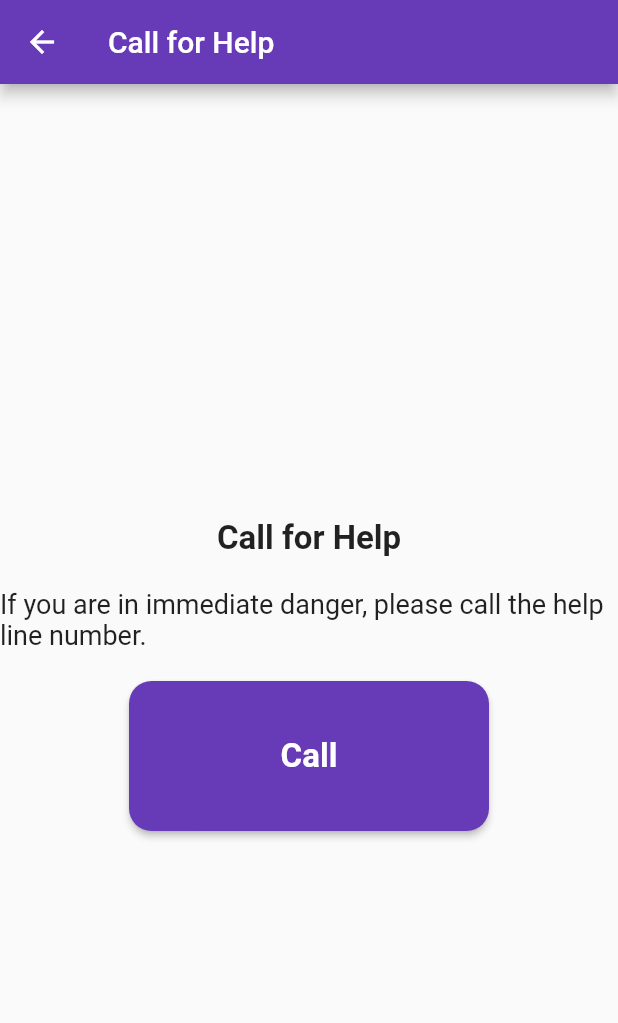
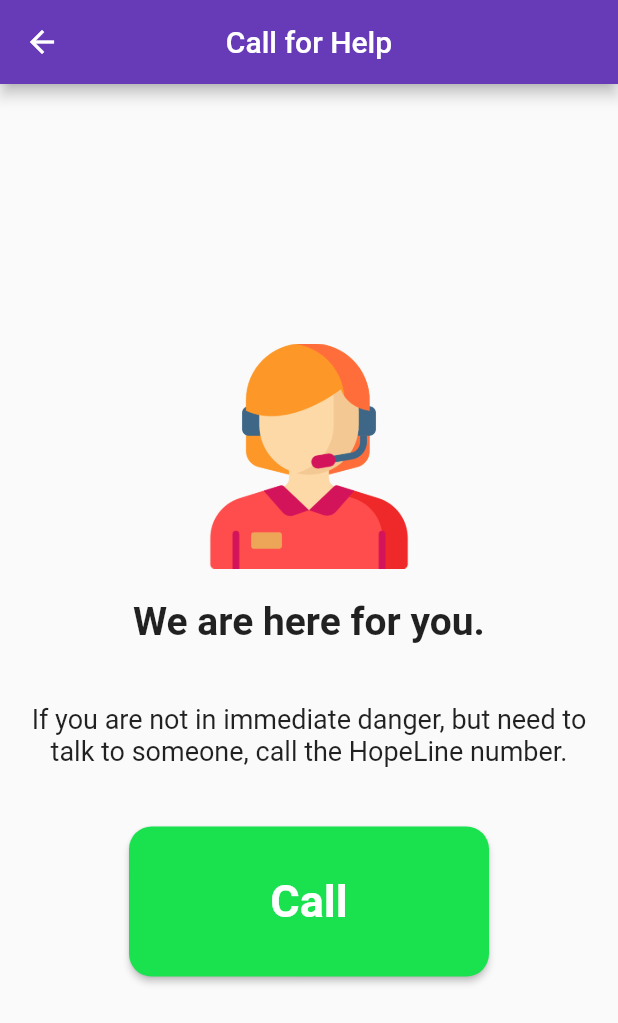
Before and after one commit to Shiro-Koi/HopeLine, a Flutter app: the CallHelp screen opened directly, on a phone screen of 412 x 824 dp. Shown: the top 1023 px of the screen. Run offline on Flutter 3.47's test engine with Material 2 defaults, Android fonts, the light colour scheme and no system bars; our stand-ins replace firebase_core, firebase_database, flutter_map, geolocator, latlong2; accounts and stored records are empty.

Commit message:
minor fixes and ui improvements

```diff
--- a/lib/call_help.dart
+++ b/lib/call_help.dart
@@ -24,25 +24,35 @@ class CallHelp extends StatelessWidget {
   Widget build(BuildContext context) {
     return Scaffold(
       appBar: AppBar(
+        centerTitle: true,
         title: const Text('Call for Help'),
       ),
       body: Center(
         child: Column(
           mainAxisAlignment: MainAxisAlignment.center,
           children: <Widget>[
+            Image.asset(
+              'images/helper_icon.png',
+              height: 150,
+              width: 150,
+            ),
             const SizedBox(height: 20),
             const Text(
-              'Call for Help',
+              'We are here for you.',
               style: TextStyle(
-                fontSize: 22,
+                fontSize: 26,
                 fontWeight: FontWeight.bold,
               ),
             ),
             const SizedBox(height: 20),
-            const Text(
-              'If you are in immediate danger, please call the help line number.',
-              style: TextStyle(
-                fontSize: 18,
+            Container(
+              padding: const EdgeInsets.all(20),
+              child: const Text(
+                'If you are not in immediate danger, but need to talk to someone, call the HopeLine number.',
+                style: TextStyle(
+                  fontSize: 18,
+                ),
+                textAlign: TextAlign.center,
               ),
             ),
             const SizedBox(height: 20),
@@ -58,12 +68,12 @@ class CallHelp extends StatelessWidget {
                   shape: RoundedRectangleBorder(
                     borderRadius: BorderRadius.circular(15),
                   ),
-                  backgroundColor: Colors.deepPurple,
+                  backgroundColor: Color.fromARGB(255, 26, 226, 79),
                 ),
                 child: const Text(
                   'Call',
                   style: TextStyle(
-                    fontSize: 22,
+                    fontSize: 30,
                     fontWeight: FontWeight.bold,
                   ),
                 ),
--- a/lib/full_setup.dart
+++ b/lib/full_setup.dart
@@ -285,6 +285,7 @@ class _FullSetupState extends State<FullSetup> {
                     },
                   ),
                 ),
+                const SizedBox(height: 20),
               ],
             ),
           ),
--- a/lib/main.dart
+++ b/lib/main.dart
@@ -51,6 +51,7 @@ class _HopeLineState extends State<HopeLine> {
   @override
   Widget build(BuildContext context) {
     return MaterialApp(
+      debugShowCheckedModeBanner: false,
       title: 'HopeLine',
       theme: ThemeData(
         primarySwatch: Colors.deepPurple,
```
Also changed, not shown: lib/lite_setup.dart (+30 -0 lines), images/helper_icon.png (added).
